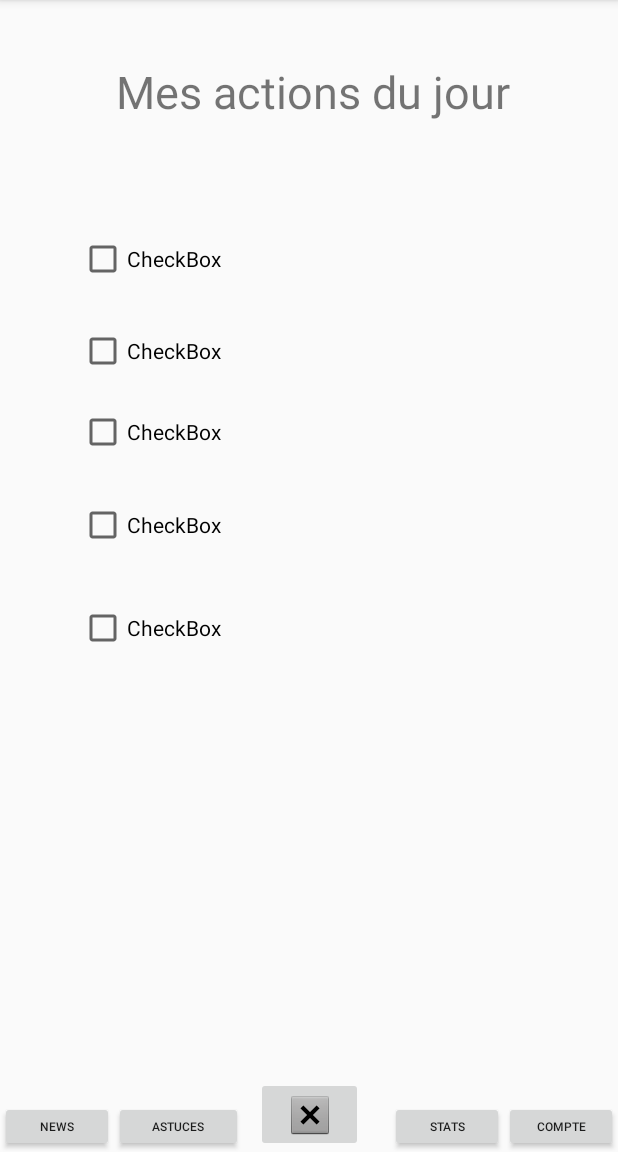
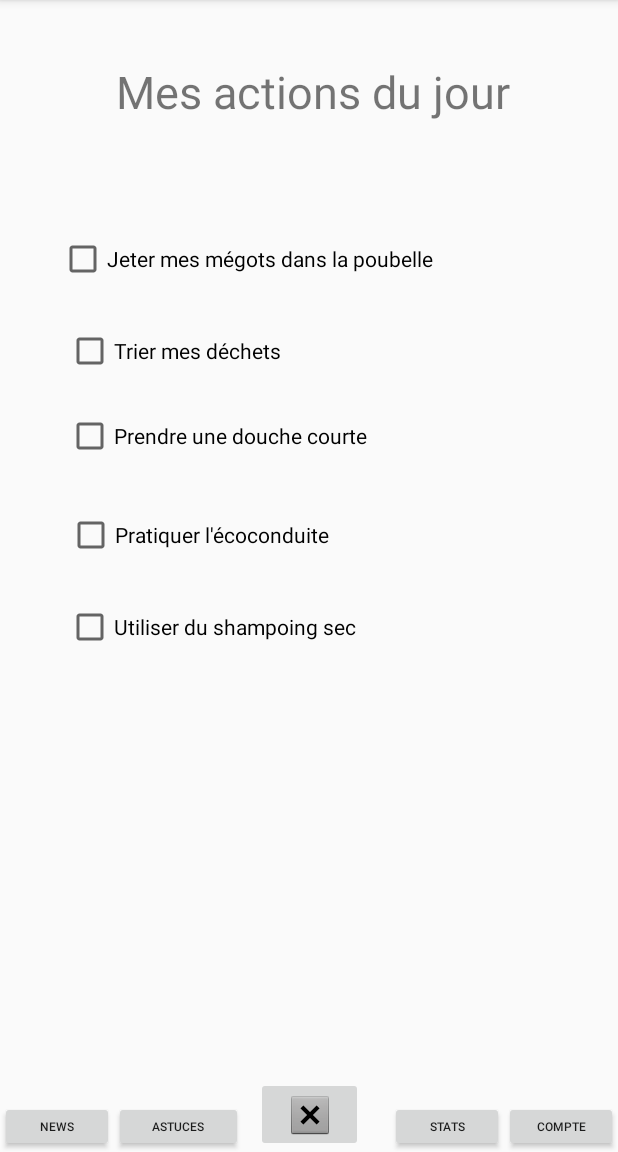
Before and after one commit to Aitux/ecostate, an Android app: the MapActionDay screen opened directly, with no data from a screen before it, on a phone screen of 412 x 824 dp, the part 84-1236 px from its top. Run offline under Robolectric (Android 15) with nearby library versions, the phone set to English and light mode, and no system bars.

Commit message:
Vraies Actions du jour

```diff
--- a/app/src/main/res/layout/activity_mapactionday.xml
+++ b/app/src/main/res/layout/activity_mapactionday.xml
@@ -86,43 +86,43 @@
         android:id="@+id/checkBox"
         android:layout_width="wrap_content"
         android:layout_height="wrap_content"
-        android:text="CheckBox"
+        android:text="Utiliser du shampoing sec"
         app:layout_constraintBottom_toBottomOf="parent"
         app:layout_constraintEnd_toEndOf="parent"
-        app:layout_constraintHorizontal_bias="0.165"
+        app:layout_constraintHorizontal_bias="0.202"
         app:layout_constraintStart_toStartOf="parent"
         app:layout_constraintTop_toTopOf="parent"
-        app:layout_constraintVertical_bias="0.547" />
+        app:layout_constraintVertical_bias="0.546" />
 
     <CheckBox
         android:id="@+id/checkBox2"
         android:layout_width="wrap_content"
         android:layout_height="wrap_content"
-        android:text="CheckBox"
+        android:text="Pratiquer l'écoconduite"
         app:layout_constraintBottom_toBottomOf="parent"
         app:layout_constraintEnd_toEndOf="parent"
-        app:layout_constraintHorizontal_bias="0.165"
+        app:layout_constraintHorizontal_bias="0.187"
         app:layout_constraintStart_toStartOf="parent"
         app:layout_constraintTop_toTopOf="parent"
-        app:layout_constraintVertical_bias="0.454" />
+        app:layout_constraintVertical_bias="0.463" />
 
     <CheckBox
         android:id="@+id/checkBox3"
         android:layout_width="wrap_content"
         android:layout_height="wrap_content"
-        android:text="CheckBox"
+        android:text="Prendre une douche courte"
         app:layout_constraintBottom_toBottomOf="parent"
         app:layout_constraintEnd_toEndOf="parent"
-        app:layout_constraintHorizontal_bias="0.165"
+        app:layout_constraintHorizontal_bias="0.209"
         app:layout_constraintStart_toStartOf="parent"
         app:layout_constraintTop_toTopOf="parent"
-        app:layout_constraintVertical_bias="0.37" />
+        app:layout_constraintVertical_bias="0.373" />
 
     <CheckBox
         android:id="@+id/checkBox4"
         android:layout_width="wrap_content"
         android:layout_height="wrap_content"
-        android:text="CheckBox"
+        android:text="Trier mes déchets"
         app:layout_constraintBottom_toBottomOf="parent"
         app:layout_constraintEnd_toEndOf="parent"
         app:layout_constraintHorizontal_bias="0.165"
@@ -134,10 +134,10 @@
         android:id="@+id/checkBox5"
         android:layout_width="wrap_content"
         android:layout_height="wrap_content"
-        android:text="CheckBox"
+        android:text="Jeter mes mégots dans la poubelle"
         app:layout_constraintBottom_toBottomOf="parent"
         app:layout_constraintEnd_toEndOf="parent"
-        app:layout_constraintHorizontal_bias="0.165"
+        app:layout_constraintHorizontal_bias="0.243"
         app:layout_constraintStart_toStartOf="parent"
         app:layout_constraintTop_toTopOf="parent"
         app:layout_constraintVertical_bias="0.213" />
--- a/app/src/main/res/layout/activity_mapdefis.xml
+++ b/app/src/main/res/layout/activity_mapdefis.xml
@@ -190,4 +190,5 @@
         app:layout_constraintStart_toStartOf="parent"
         app:layout_constraintTop_toTopOf="parent"
         app:layout_constraintVertical_bias="0.075" />
+
 </android.support.constraint.ConstraintLayout>
```
